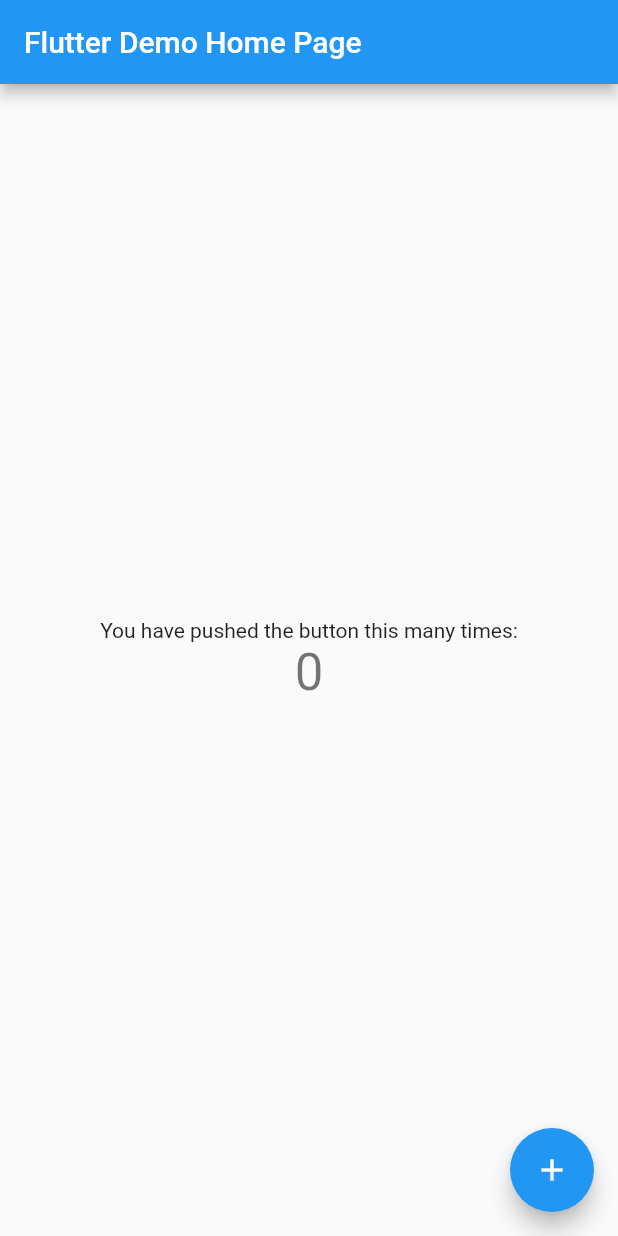
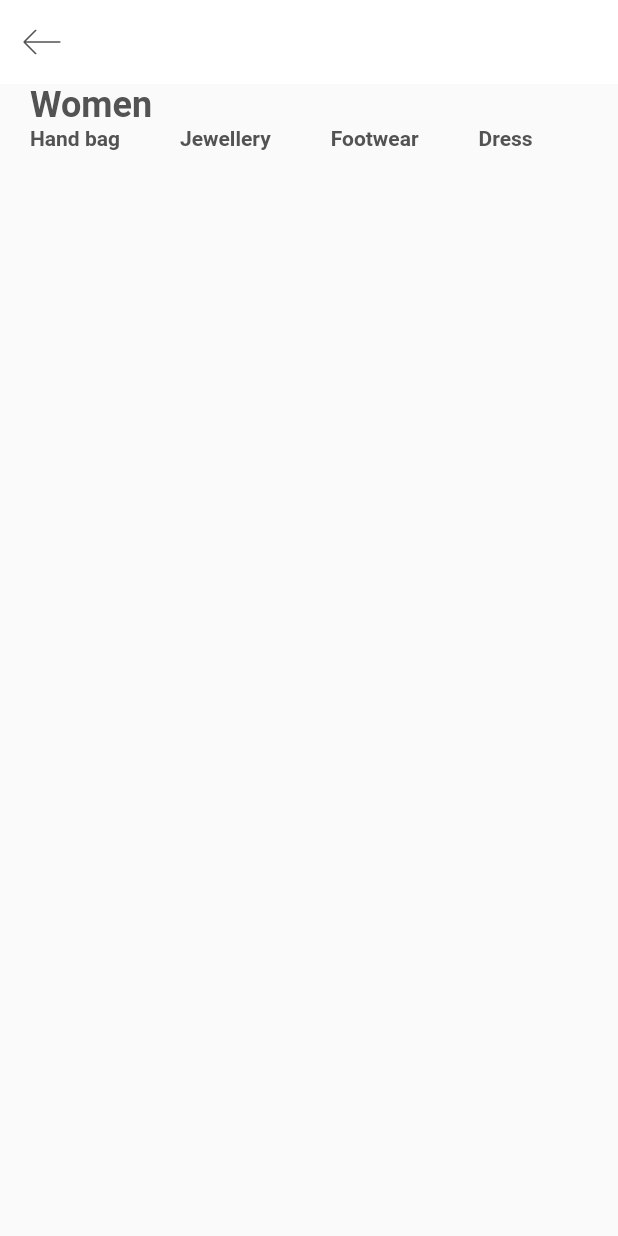
Before and after one commit to hailyna93/Bag_app, a Flutter app: the screen it shows after launch, on a phone screen of 412 x 824 dp. Run offline on Flutter 3.47's test engine with Material 2 defaults, Android fonts, the phone set to English and light mode, and no system bars; our stand-ins replace flutter_svg.

Commit message:
Home Screen

```diff
--- a/bag_app/lib/main.dart
+++ b/bag_app/lib/main.dart
@@ -1,117 +1,19 @@
+import 'package:bag_app/constants.dart';
+import 'package:bag_app/screens/home/home_screen.dart';
 import 'package:flutter/material.dart';
 
-void main() {
-  runApp(MyApp());
-}
+void main() => runApp(MyApp());
 
 class MyApp extends StatelessWidget {
-  // This widget is the root of your application.
   @override
   Widget build(BuildContext context) {
     return MaterialApp(
-      title: 'Flutter Demo',
+      debugShowCheckedModeBanner: false,
+      title: "Bag App",
       theme: ThemeData(
-        // This is the theme of your application.
-        //
-        // Try running your application with "flutter run". You'll see the
-        // application has a blue toolbar. Then, without quitting the app, try
-        // changing the primarySwatch below to Colors.green and then invoke
-        // "hot reload" (press "r" in the console where you ran "flutter run",
-        // or simply save your changes to "hot reload" in a Flutter IDE).
-        // Notice that the counter didn't reset back to zero; the application
-        // is not restarted.
-        primarySwatch: Colors.blue,
-        // This makes the visual density adapt to the platform that you run
-        // the app on. For desktop platforms, the controls will be smaller and
-        // closer together (more dense) than on mobile platforms.
-        visualDensity: VisualDensity.adaptivePlatformDensity,
-      ),
-      home: MyHomePage(title: 'Flutter Demo Home Page'),
+          visualDensity: VisualDensity.adaptivePlatformDensity,
+          textTheme: Theme.of(context).textTheme.apply(bodyColor: kTextColor)),
+      home: HomeScreen(),
     );
   }
 }
-
-class MyHomePage extends StatefulWidget {
-  MyHomePage({Key key, this.title}) : super(key: key);
-
-  // This widget is the home page of your application. It is stateful, meaning
-  // that it has a State object (defined below) that contains fields that affect
-  // how it looks.
-
-  // This class is the configuration for the state. It holds the values (in this
-  // case the title) provided by the parent (in this case the App widget) and
-  // used by the build method of the State. Fields in a Widget subclass are
-  // always marked "final".
-
-  final String title;
-
-  @override
-  _MyHomePageState createState() => _MyHomePageState();
-}
-
-class _MyHomePageState extends State<MyHomePage> {
-  int _counter = 0;
-
-  void _incrementCounter() {
-    setState(() {
-      // This call to setState tells the Flutter framework that something has
-      // changed in this State, which causes it to rerun the build method below
-      // so that the display can reflect the updated values. If we changed
-      // _counter without calling setState(), then the build method would not be
-      // called again, and so nothing would appear to happen.
-      _counter++;
-    });
-  }
-
-  @override
-  Widget build(BuildContext context) {
-    // This method is rerun every time setState is called, for instance as done
-    // by the _incrementCounter method above.
-    //
-    // The Flutter framework has been optimized to make rerunning build methods
-    // fast, so that you can just rebuild anything that needs updating rather
-    // than having to individually change instances of widgets.
-    return Scaffold(
-      appBar: AppBar(
-        // Here we take the value from the MyHomePage object that was created by
-        // the App.build method, and use it to set our appbar title.
-        title: Text(widget.title),
-      ),
-      body: Center(
-        // Center is a layout widget. It takes a single child and positions it
-        // in the middle of the parent.
-        child: Column(
-          // Column is also a layout widget. It takes a list of children and
-          // arranges them vertically. By default, it sizes itself to fit its
-          // children horizontally, and tries to be as tall as its parent.
-          //
-          // Invoke "debug painting" (press "p" in the console, choose the
-          // "Toggle Debug Paint" action from the Flutter Inspector in Android
-          // Studio, or the "Toggle Debug Paint" command in Visual Studio Code)
-          // to see the wireframe for each widget.
-          //
-          // Column has various properties to control how it sizes itself and
-          // how it positions its children. Here we use mainAxisAlignment to
-          // center the children vertically; the main axis here is the vertical
-          // axis because Columns are vertical (the cross axis would be
-          // horizontal).
-          mainAxisAlignment: MainAxisAlignment.center,
-          children: <Widget>[
-            Text(
-              'You have pushed the button this many times:',
-            ),
-            Text(
-              '$_counter',
-              style: Theme.of(context).textTheme.headline4,
-            ),
-          ],
-        ),
-      ),
-      floatingActionButton: FloatingActionButton(
-        onPressed: _incrementCounter,
-        tooltip: 'Increment',
-        child: Icon(Icons.add),
-      ), // This trailing comma makes auto-formatting nicer for build methods.
-    );
-  }
-}
--- /dev/null
+++ b/bag_app/lib/screens/home/components/home_body.dart
@@ -0,0 +1,54 @@
+import 'package:bag_app/constants.dart';
+import 'package:flutter/material.dart';
+
+class HomeBody extends StatelessWidget {
+  @override
+  Widget build(BuildContext context) {
+    return ListView(
+      children: <Widget>[
+        Padding(
+          padding: const EdgeInsets.symmetric(horizontal: kDefaultPadding),
+          child: Text(
+            "Women",
+            style: Theme.of(context)
+                .textTheme
+                .headline5
+                .copyWith(fontWeight: FontWeight.bold),
+          ),
+        ),
+        Categories()
+      ],
+    );
+  }
+}
+
+class Categories extends StatefulWidget {
+  @override
+  _CategoriesState createState() => _CategoriesState();
+}
+
+class _CategoriesState extends State<Categories> {
+  List<String> categories = ["Hand bag", "Jewellery", "Footwear", "Dress"];
+  int selectedIndex = 0;
+  @override
+  Widget build(BuildContext context) {
+    return SizedBox(
+      height: 25,
+      child: ListView.builder(
+        scrollDirection: Axis.horizontal,
+        itemCount: categories.length,
+        itemBuilder: (context, index) => buildCategory(index),
+      ),
+    );
+  }
+
+  Widget buildCategory(int index) {
+    return Padding(
+      padding: const EdgeInsets.symmetric(horizontal: kDefaultPadding),
+      child: Text(
+        categories[index],
+        style: TextStyle(fontWeight: FontWeight.bold, color: kTextColor),
+      ),
+    );
+  }
+}
--- /dev/null
+++ b/bag_app/lib/screens/home/home_screen.dart
@@ -0,0 +1,40 @@
+import 'package:bag_app/constants.dart';
+import 'package:bag_app/screens/home/components/home_body.dart';
+import 'package:flutter/material.dart';
+import 'package:flutter_svg/svg.dart';
+
+class HomeScreen extends StatelessWidget {
+  @override
+  Widget build(BuildContext context) {
+    return Scaffold(
+      appBar: buildAppBar(),
+      body: HomeBody(),
+    );
+  }
+
+  AppBar buildAppBar() {
+    return AppBar(
+      backgroundColor: Colors.white,
+      elevation: 0,
+      leading: IconButton(
+        icon: SvgPicture.asset("assets/icons/back.svg"),
+        onPressed: () {},
+      ),
+      actions: <Widget>[
+        IconButton(
+          icon: SvgPicture.asset("assets/icons/search.svg"),
+          color: kTextColor,
+          onPressed: () {},
+        ),
+        IconButton(
+          icon: SvgPicture.asset("assets/icons/cart.svg"),
+          color: kTextColor,
+          onPressed: () {},
+        ),
+        SizedBox(
+          width: kDefaultPadding / 2,
+        )
+      ],
+    );
+  }
+}
--- a/bag_app/pubspec.yaml
+++ b/bag_app/pubspec.yaml
@@ -46,8 +46,9 @@ flutter:
   uses-material-design: true
 
   # To add assets to your application, add an assets section, like this:
-  # assets:
-  #   - images/a_dot_burr.jpeg
+  assets:
+     - assets/icons/
+     - assets/images/
   #   - images/a_dot_ham.jpeg
 
   # An image asset can refer to one or more resolution-specific "variants", see
```
